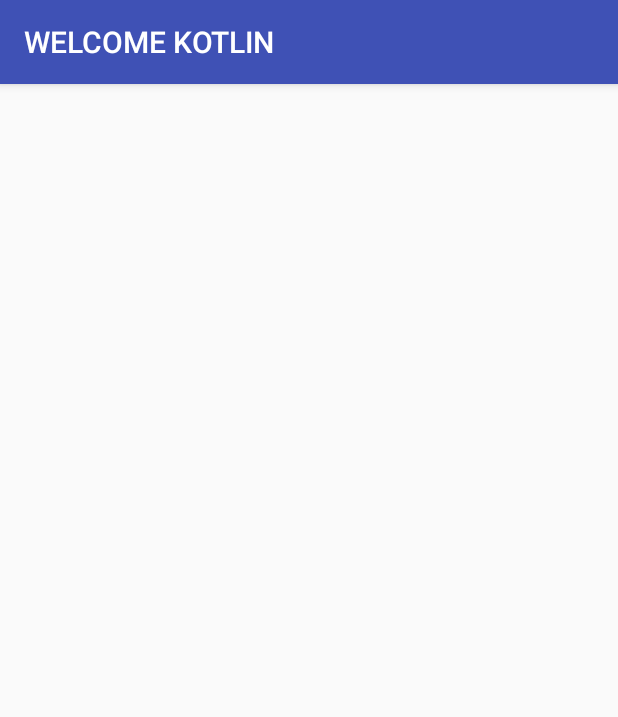
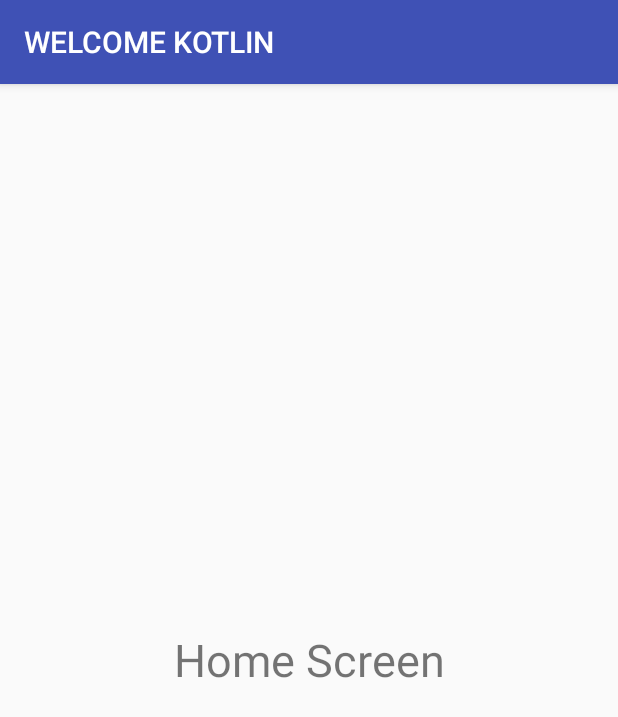
Before and after one commit to ptcmobilevnhub/PlaygroundKotlin, an Android app: the HomeScreenFragment screen opened through its navigation route, on a phone screen of 412 x 824 dp. Shown: the top 717 px of the screen. Run offline under Robolectric (Android 15) with nearby library versions, the phone set to English and light mode, and no system bars.

```diff
--- a/app/src/main/res/layout/home_screen_fragment.xml
+++ b/app/src/main/res/layout/home_screen_fragment.xml
@@ -4,4 +4,11 @@
     android:layout_width="match_parent"
     android:layout_height="match_parent">
 
+    <TextView
+        android:layout_width="match_parent"
+        android:layout_height="match_parent"
+        android:gravity="center"
+        android:text="Home Screen"
+        android:textSize="30sp"/>
+
 </android.support.constraint.ConstraintLayout>
--- a/build.gradle
+++ b/build.gradle
@@ -1,13 +1,13 @@
 // Top-level build file where you can add configuration options common to all sub-projects/modules.
 
 buildscript {
-    ext.kotlin_version = '1.2.50'
+    ext.kotlin_version = '1.2.51'
     repositories {
         google()
         jcenter()
     }
     dependencies {
-        classpath 'com.android.tools.build:gradle:3.2.0-beta05'
+        classpath 'com.android.tools.build:gradle:3.2.0-rc02'
         classpath "org.jetbrains.kotlin:kotlin-gradle-plugin:$kotlin_version"
 
         // NOTE: Do not place your application dependencies here; they belong
```
